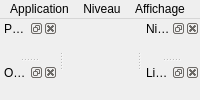
First picture: the form in Source/Elements/UI/MainWindow.ui, repository azertval/ProjectGaming, before the edit.
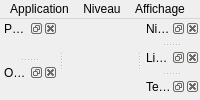
Second picture: the form after the edit.

Commit message: feat(graphics): skins de tuiles, raccords automatiques et panneau Textures (LOT-42) (#64)

Patch:
```diff
--- a/Source/Elements/UI/MainWindow.ui
+++ b/Source/Elements/UI/MainWindow.ui
@@ -49,6 +49,11 @@
    <attribute name="dockWidgetArea"><number>2</number></attribute>
    <widget class="QWidget" name="linksContents"/>
   </widget>
+  <widget class="QDockWidget" name="TexturesPanel">
+   <property name="windowTitle"><string>Textures</string></property>
+   <attribute name="dockWidgetArea"><number>2</number></attribute>
+   <widget class="QWidget" name="texturesContents"/>
+  </widget>
   <action name="actMainMenu"><property name="text"><string>Menu principal</string></property></action>
   <action name="actQuit"><property name="text"><string>Quitter</string></property></action>
   <action name="actSave"><property name="text"><string>Enregistrer (Ctrl+S)</string></property></action>
```
The commit also changes 73 other files.
